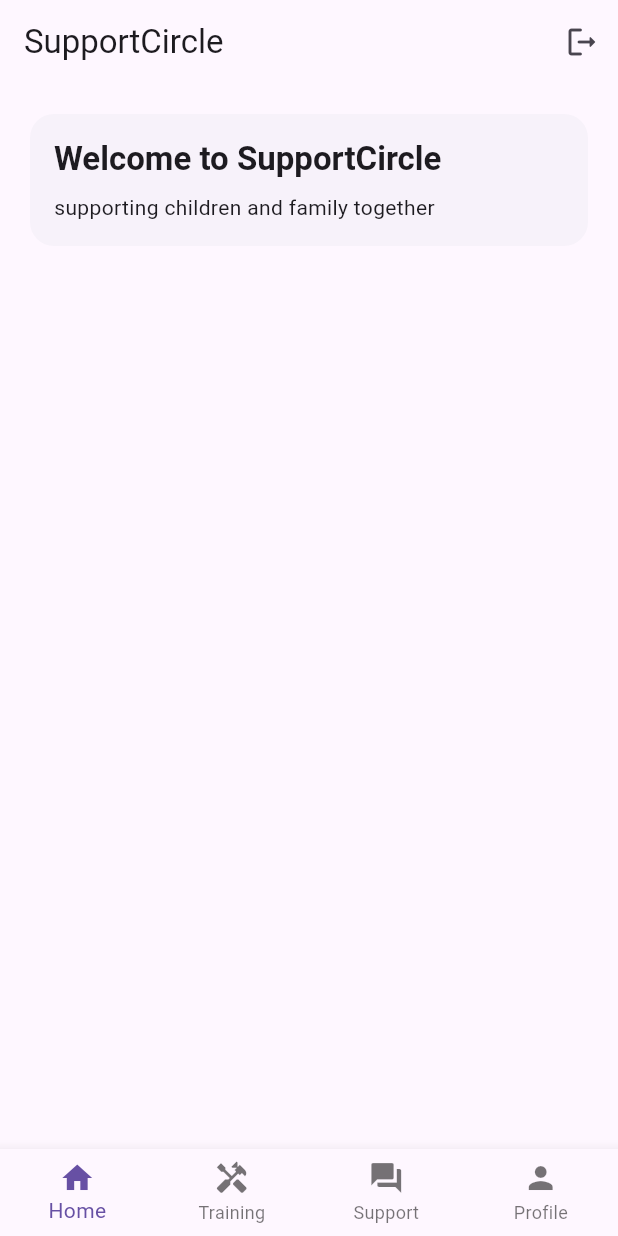
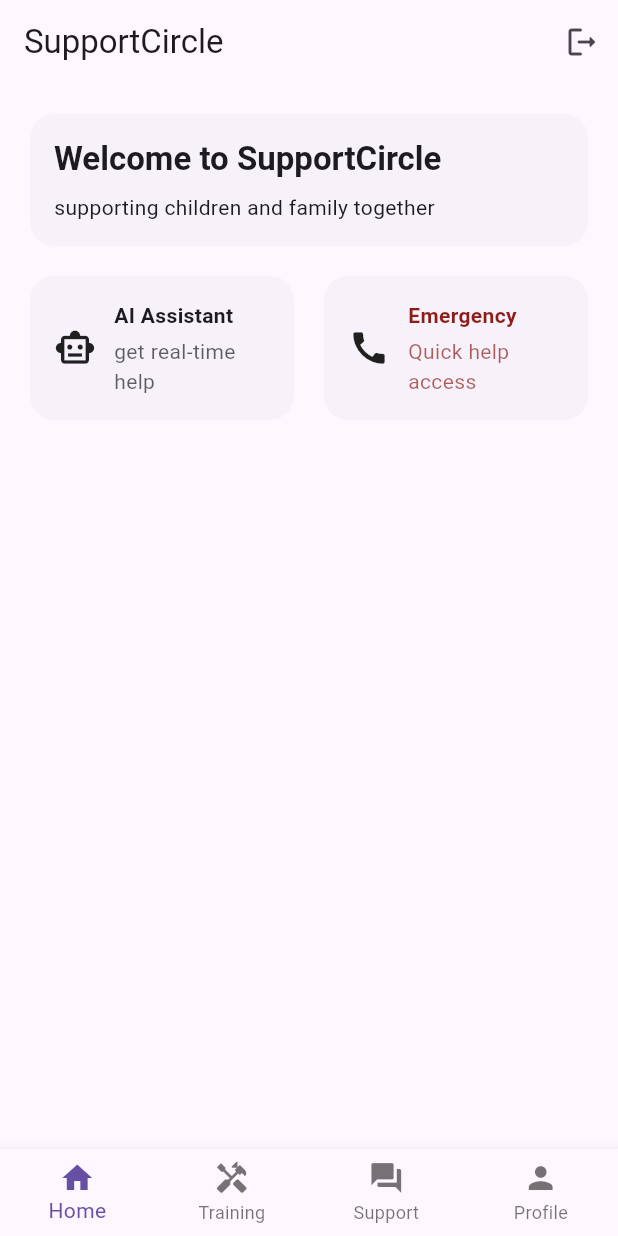
Before and after one commit to henryisacommonname/SupportCircle, a Flutter app: the screen it shows once a user with an empty profile is signed in, on a phone screen of 412 x 824 dp. Run offline on Flutter 3.47's test engine with Material 3 defaults, Android fonts, the phone set to English and light mode, and no system bars; our stand-ins replace firebase_auth, firebase_core; accounts and stored records are empty.

Commit message:
working AI and emergency cards

```diff
--- a/lib/Screens/Home_Tab.dart
+++ b/lib/Screens/Home_Tab.dart
@@ -7,7 +7,8 @@ class HomeTab extends StatelessWidget {
     return SafeArea(
       child: ListView(
         padding: const EdgeInsets.all(16),
-        children: [WelcomeCard(), const SizedBox(height: 12)],
+        children: [WelcomeCard(), const SizedBox(height: 12),
+        QuickActionsRow(), const SizedBox(height: 12)],
       ),
     );
   }
@@ -92,5 +93,39 @@ class QuickActionsCard extends StatelessWidget {
     final Scheme = Theme.of(context).colorScheme;
     final bg = emph ? Scheme.errorContainer : Scheme.surface;
     final fg = emph ? Scheme.onErrorContainer : Scheme.onSurface;
+
+    return Card(
+      elevation: 0,
+      shape: RoundedRectangleBorder(borderRadius: BorderRadius.circular(16)),
+      child: InkWell(
+        borderRadius: BorderRadius.circular(16),
+        onTap: () => Navigator.of(context).pushNamed(QAroute),
+        child: Padding(
+          padding: const EdgeInsets.all(16),
+          child: Row(
+            children: [
+              Icon(QAIcon, size: 28),
+              const SizedBox(width: 12),
+              Expanded(
+                child: Column(
+                  crossAxisAlignment: CrossAxisAlignment.start,
+                  children: [
+                    Text(
+                      title,
+                      style: TextStyle(fontWeight: FontWeight.w700, color: fg),
+                    ),
+                    const SizedBox(height: 4),
+                    Text(
+                      subtitle,
+                      style: TextStyle(color: fg.withOpacity(0.7)),
+                    ),
+                  ],
+                ),
+              ),
+            ],
+          ),
+        ),
+      ),
+    );
   }
 }
```
